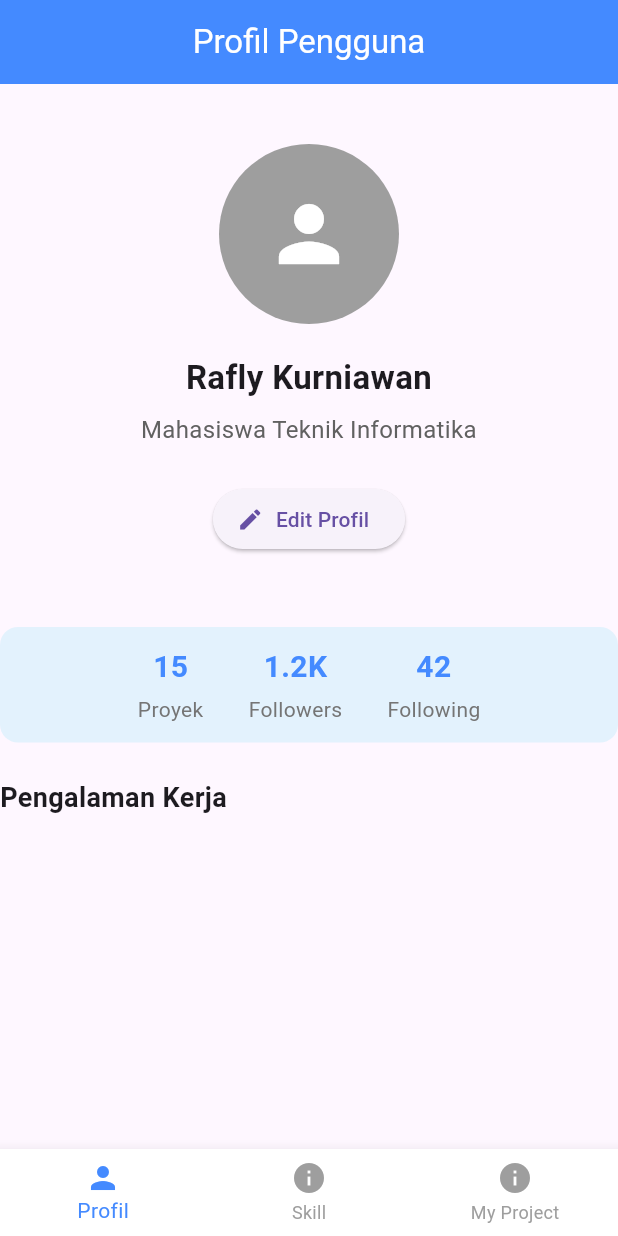
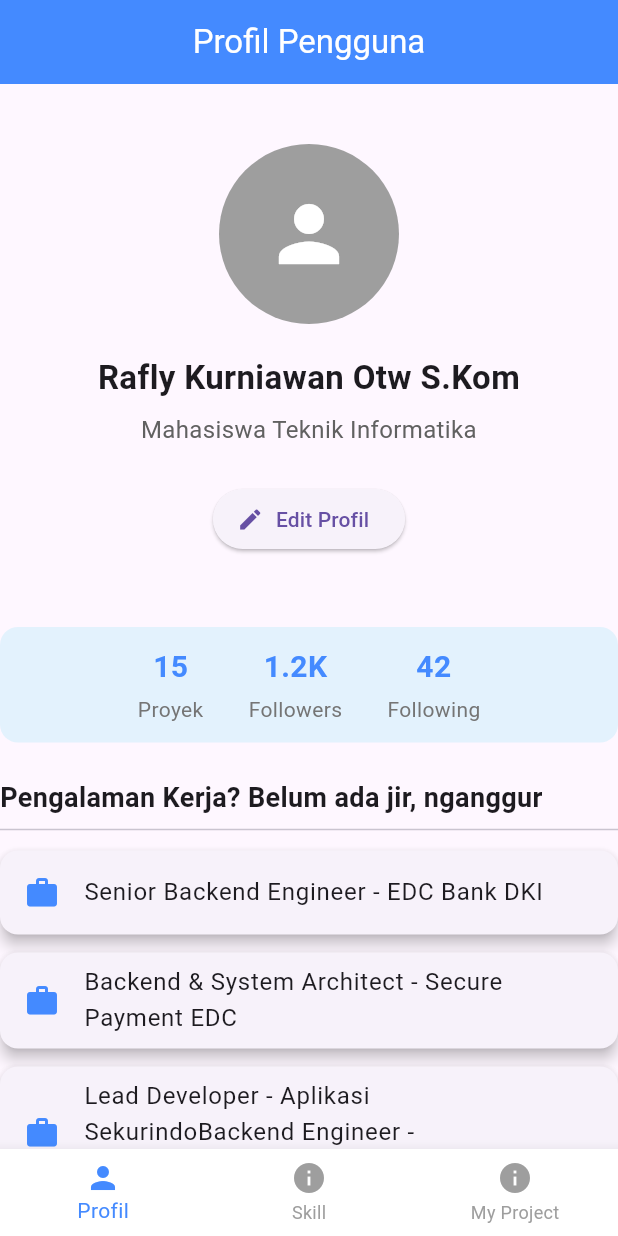
Before and after one commit to voltakits725/Latihan_Profil_Mobile_Flutter, a Flutter app: the screen it shows after launch, on a phone screen of 412 x 824 dp. Run offline on Flutter 3.47's test engine with Material 3 defaults, Android fonts, the light colour scheme and no system bars.

Commit message:
feat: add scrollable experience list using ListView.builder

```diff
--- a/lib/profil_page.dart
+++ b/lib/profil_page.dart
@@ -6,6 +6,13 @@ import 'widgets/profile_info.dart';
 
 class ProfilePage extends StatelessWidget {
   const ProfilePage({super.key});
+    final List<String> experiences = const [
+    'Senior Backend Engineer - EDC Bank DKI',
+    'Backend & System Architect - Secure Payment EDC',
+    'Lead Developer - Aplikasi Sekurindo'
+    'Backend Engineer - Pengembangan Sistem E-money',
+  ];
+
 
   @override
   Widget build(BuildContext context) {
@@ -16,7 +23,8 @@ class ProfilePage extends StatelessWidget {
         backgroundColor: Colors.blueAccent,
         foregroundColor: Colors.white,
       ),
-      body: Padding(
+      body:
+      Padding(
         padding: const EdgeInsets.only(top:40),
         child: Center(
 
@@ -30,7 +38,7 @@ class ProfilePage extends StatelessWidget {
               const SizedBox(height: 20),
 
               const ProfileInfo(
-                name: 'Rafly Kurniawan',
+                name: 'Rafly Kurniawan Otw S.Kom',
                 role: 'Mahasiswa Teknik Informatika',
               ),
 
@@ -62,11 +70,31 @@ class ProfilePage extends StatelessWidget {
               const Align(
                 alignment: Alignment.centerLeft,
                 child: Text(
-                  'Pengalaman Kerja',
+                  'Pengalaman Kerja? Belum ada jir, nganggur',
                   style: TextStyle(
                     fontSize: 18,
                     fontWeight: FontWeight.bold,
                   ),
+                ),
+              ),
+              const Divider(),
+
+              Expanded(
+                child: ListView.builder(
+                  itemCount: experiences.length,
+                  itemBuilder: (context, index) {
+                    return Card(
+                      elevation: 4,
+                      margin: const EdgeInsets.symmetric(vertical: 6),
+                      child: ListTile(
+                        leading: const Icon(Icons.work, color: Colors.blueAccent,
+
+                        ),
+                        title: Text(experiences[index]),
+                      ),
+
+                    );
+                  },
                 ),
               ),
 
--- a/lib/profil_stats.dart
+++ b/lib/profil_stats.dart
@@ -12,8 +12,10 @@ class ProfileStats extends StatelessWidget {
         borderRadius: BorderRadius.circular(12),
       ),
       child: const Row(
+
         mainAxisAlignment: MainAxisAlignment.center,
         children: [
+
           StatItem(count: '15', label: 'Proyek'),
           SizedBox(width: 30),
           StatItem(count: '1.2K', label: 'Followers'),
```
